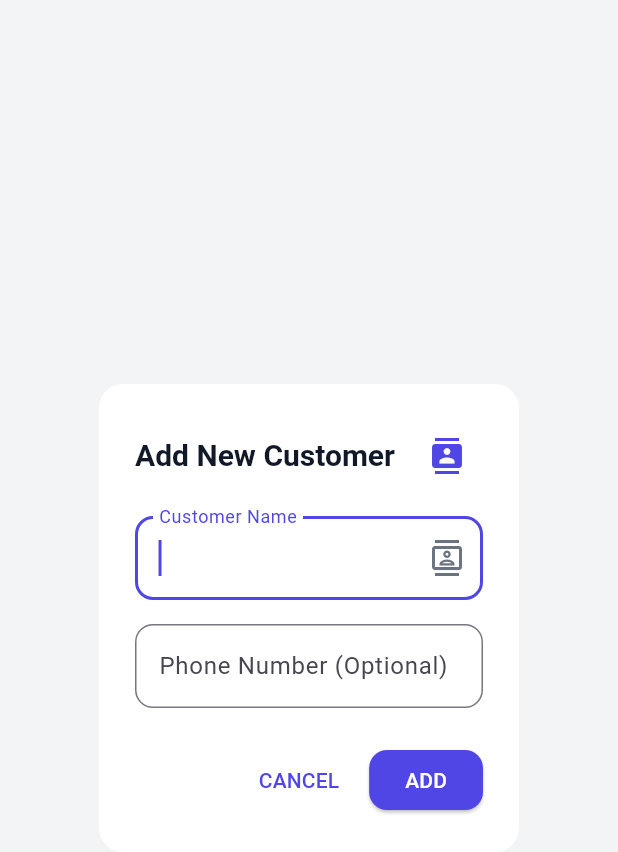
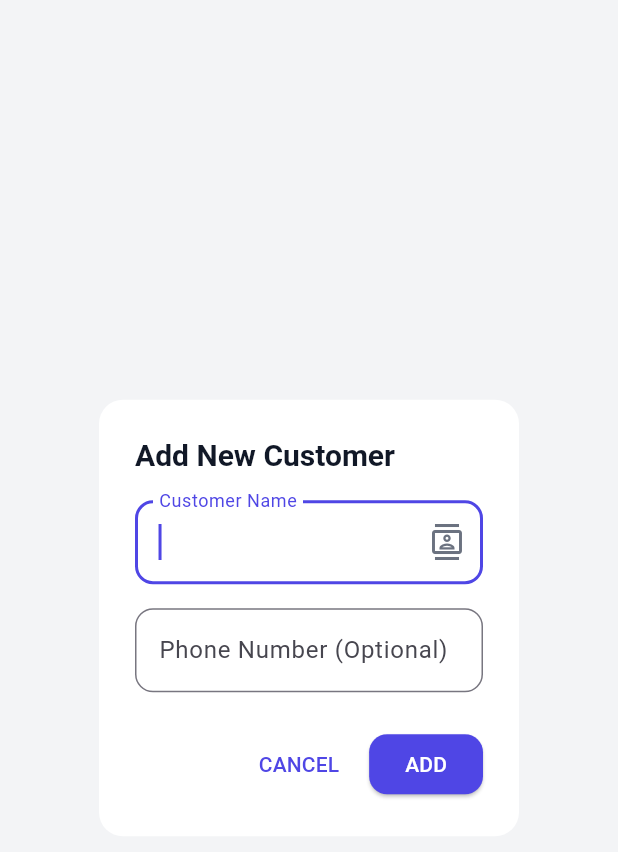
Before and after one commit to raushanc107/flutter_application_1, a Flutter app: the AddCustomerDialog widget shown alone on an empty page, opened directly, on a phone screen of 412 x 824 dp. Shown: the top 852 px of the screen. Run offline on Flutter 3.47's test engine with Material 3 defaults, Android fonts, the phone set to English and light mode, and no system bars; our stand-ins replace drift, flutter_contacts, shared_preferences; missing offline and left inert: sqlite3; accounts and stored records are empty; generated files the repository leaves out were written again.

Commit message:
select by contact final

```diff
--- a/lib/features/customers/add_customer_dialog.dart
+++ b/lib/features/customers/add_customer_dialog.dart
@@ -67,10 +67,7 @@ class _AddCustomerDialogState extends State<AddCustomerDialog> {
     return AlertDialog(
       backgroundColor: Theme.of(context).cardColor,
       shape: RoundedRectangleBorder(borderRadius: BorderRadius.circular(16)),
-      title: Row(
-        mainAxisAlignment: MainAxisAlignment.spaceBetween,
-        children: [
-          Text(
+      title: Text(
         isEditing
             ? AppTranslations.get(lang, 'edit_customer')
             : AppTranslations.get(lang, 'new_customer'),
@@ -81,20 +78,6 @@ class _AddCustomerDialogState extends State<AddCustomerDialog> {
               ? Colors.white
               : const Color(0xFF111827),
         ),
-          ),
-          if (!isEditing && _canImportContacts)
-            IconButton(
-              onPressed: _isLoadingContact ? null : _pickContact,
-              icon: _isLoadingContact
-                  ? const SizedBox(
-                      width: 20,
-                      height: 20,
-                      child: CircularProgressIndicator(strokeWidth: 2),
-                    )
-                  : const Icon(Icons.contacts, color: Color(0xFF4F46E5)),
-              tooltip: 'Import from Contacts',
-            ),
-        ],
       ),
       content: Form(
         key: _formKey,
@@ -110,8 +93,16 @@ class _AddCustomerDialogState extends State<AddCustomerDialog> {
                 ),
                 suffixIcon: (!isEditing && _canImportContacts)
                     ? IconButton(
-                        icon: const Icon(Icons.contacts_outlined),
-                        onPressed: _pickContact,
+                        icon: _isLoadingContact
+                            ? const SizedBox(
+                                width: 20,
+                                height: 20,
+                                child: CircularProgressIndicator(
+                                  strokeWidth: 2,
+                                ),
+                              )
+                            : const Icon(Icons.contacts_outlined),
+                        onPressed: _isLoadingContact ? null : _pickContact,
                         color: const Color(0xFF6B7280),
                       )
                     : null,
```
Lines whose indentation alone changed are shown as unchanged.
